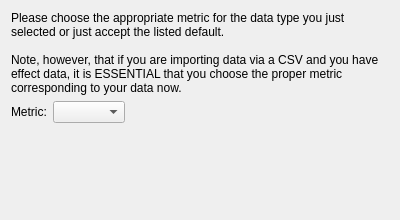
Above: src/rc_metastudio/forms/choose_metric_page.ui from AliSalman-et-al/openmeta-analyst-community before the change. Below: the same form after it.
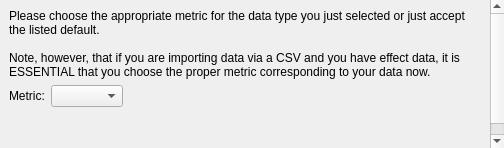
That is the form after the change.

Patch:
```diff
--- a/src/rc_metastudio/forms/choose_metric_page.ui
+++ b/src/rc_metastudio/forms/choose_metric_page.ui
@@ -6,28 +6,16 @@
    <rect>
     <x>0</x>
     <y>0</y>
-    <width>400</width>
-    <height>220</height>
+    <width>0</width>
+    <height>0</height>
    </rect>
   </property>
   <property name="sizePolicy">
-   <sizepolicy hsizetype="Fixed" vsizetype="Fixed">
+   <sizepolicy hsizetype="Preferred" vsizetype="Preferred">
     <horstretch>0</horstretch>
     <verstretch>0</verstretch>
    </sizepolicy>
   </property>
-  <property name="minimumSize">
-   <size>
-    <width>400</width>
-    <height>220</height>
-   </size>
-  </property>
-  <property name="maximumSize">
-   <size>
-    <width>400</width>
-    <height>220</height>
-   </size>
-  </property>
   <property name="windowTitle">
    <string>WizardPage</string>
   </property>
@@ -37,9 +25,21 @@
   <property name="subTitle">
    <string/>
   </property>
-  <layout class="QVBoxLayout" name="verticalLayout">
+  <layout class="QVBoxLayout" name="workflowPageLayout">
+   <property name="leftMargin"><number>0</number></property>
+   <property name="topMargin"><number>0</number></property>
+   <property name="rightMargin"><number>0</number></property>
+   <property name="bottomMargin"><number>0</number></property>
    <item>
-    <widget class="QLabel" name="label_2">
+    <widget class="QScrollArea" name="pageScrollArea">
+     <property name="focusPolicy"><enum>Qt::NoFocus</enum></property>
+     <property name="frameShape"><enum>QFrame::NoFrame</enum></property>
+     <property name="widgetResizable"><bool>true</bool></property>
+     <widget class="QWidget" name="pageScrollContent">
+      <property name="sizePolicy"><sizepolicy hsizetype="Ignored" vsizetype="Preferred"><horstretch>0</horstretch><verstretch>0</verstretch></sizepolicy></property>
+      <layout class="QVBoxLayout" name="verticalLayout">
+       <item>
+        <widget class="QLabel" name="label_2">
      <property name="text">
       <string>Please choose the appropriate metric for the data type you just selected or just accept the listed default.
 
@@ -89,6 +89,10 @@
       </size>
      </property>
     </spacer>
+   </item>
+      </layout>
+     </widget>
+    </widget>
    </item>
   </layout>
  </widget>
```
